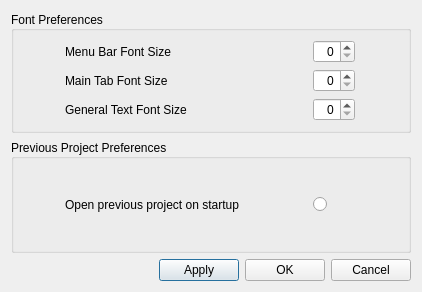
This is opus_gui/settings/opuspreferences.ui in psrc/urbansim as Qt 5 draws it before an edit. The edited form follows.
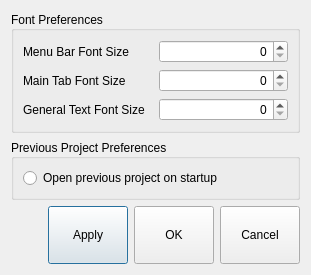
This is the edited form.

Diff of the .ui file:
```diff
--- a/opus_gui/settings/opuspreferences.ui
+++ b/opus_gui/settings/opuspreferences.ui
@@ -5,12 +5,12 @@
    <rect>
     <x>0</x>
     <y>0</y>
-    <width>422</width>
-    <height>292</height>
+    <width>311</width>
+    <height>275</height>
    </rect>
   </property>
   <property name="sizePolicy" >
-   <sizepolicy vsizetype="Fixed" hsizetype="Fixed" >
+   <sizepolicy vsizetype="Preferred" hsizetype="Preferred" >
     <horstretch>0</horstretch>
     <verstretch>0</verstretch>
    </sizepolicy>
@@ -31,14 +31,14 @@
       <item row="0" column="0" >
        <widget class="QLabel" name="menuFontSizeLabel" >
         <property name="sizePolicy" >
-         <sizepolicy vsizetype="Preferred" hsizetype="Maximum" >
+         <sizepolicy vsizetype="Preferred" hsizetype="Preferred" >
           <horstretch>0</horstretch>
           <verstretch>0</verstretch>
          </sizepolicy>
         </property>
         <property name="maximumSize" >
          <size>
-          <width>200</width>
+          <width>16777215</width>
           <height>16777215</height>
          </size>
         </property>
@@ -49,28 +49,37 @@
       </item>
       <item row="0" column="1" >
        <widget class="QSpinBox" name="menuFontSizeSpinBox" >
+        <property name="sizePolicy" >
+         <sizepolicy vsizetype="Fixed" hsizetype="Preferred" >
+          <horstretch>0</horstretch>
+          <verstretch>0</verstretch>
+         </sizepolicy>
+        </property>
         <property name="maximumSize" >
          <size>
-          <width>42</width>
+          <width>16777215</width>
           <height>16777215</height>
          </size>
         </property>
         <property name="alignment" >
          <set>Qt::AlignRight|Qt::AlignTrailing|Qt::AlignVCenter</set>
         </property>
+        <property name="suffix" >
+         <string/>
+        </property>
        </widget>
       </item>
       <item row="1" column="0" >
        <widget class="QLabel" name="mainTabsFontSizeLabel" >
         <property name="sizePolicy" >
-         <sizepolicy vsizetype="Preferred" hsizetype="Maximum" >
+         <sizepolicy vsizetype="Preferred" hsizetype="Preferred" >
           <horstretch>0</horstretch>
           <verstretch>0</verstretch>
          </sizepolicy>
         </property>
         <property name="maximumSize" >
          <size>
-          <width>200</width>
+          <width>16777215</width>
           <height>16777215</height>
          </size>
         </property>
@@ -81,9 +90,15 @@
       </item>
       <item row="1" column="1" >
        <widget class="QSpinBox" name="mainTabsFontSizeSpinBox" >
+        <property name="sizePolicy" >
+         <sizepolicy vsizetype="Fixed" hsizetype="Preferred" >
+          <horstretch>0</horstretch>
+          <verstretch>0</verstretch>
+         </sizepolicy>
+        </property>
         <property name="maximumSize" >
          <size>
-          <width>42</width>
+          <width>16777215</width>
           <height>16777215</height>
          </size>
         </property>
@@ -95,14 +110,14 @@
       <item row="2" column="0" >
        <widget class="QLabel" name="label" >
         <property name="sizePolicy" >
-         <sizepolicy vsizetype="Preferred" hsizetype="Maximum" >
+         <sizepolicy vsizetype="Preferred" hsizetype="Preferred" >
           <horstretch>0</horstretch>
           <verstretch>0</verstretch>
          </sizepolicy>
         </property>
         <property name="maximumSize" >
          <size>
-          <width>200</width>
+          <width>16777215</width>
           <height>16777215</height>
          </size>
         </property>
@@ -113,9 +128,15 @@
       </item>
       <item row="2" column="1" >
        <widget class="QSpinBox" name="generalTextFontSizeSpinBox" >
+        <property name="sizePolicy" >
+         <sizepolicy vsizetype="Fixed" hsizetype="Preferred" >
+          <horstretch>0</horstretch>
+          <verstretch>0</verstretch>
+         </sizepolicy>
+        </property>
         <property name="maximumSize" >
          <size>
-          <width>42</width>
+          <width>16777215</width>
           <height>16777215</height>
          </size>
         </property>
@@ -141,25 +162,18 @@
      <property name="checkable" >
       <bool>false</bool>
      </property>
-     <layout class="QGridLayout" name="gridLayout_3" >
-      <item row="0" column="1" >
+     <layout class="QGridLayout" name="gridLayout_2" >
+      <item row="0" column="0" >
        <widget class="QRadioButton" name="prevProjPrefRadioButton" >
-        <property name="maximumSize" >
-         <size>
-          <width>42</width>
-          <height>16777215</height>
-         </size>
+        <property name="sizePolicy" >
+         <sizepolicy vsizetype="Preferred" hsizetype="Preferred" >
+          <horstretch>0</horstretch>
+          <verstretch>0</verstretch>
+         </sizepolicy>
         </property>
-        <property name="text" >
-         <string/>
-        </property>
-       </widget>
-      </item>
-      <item row="0" column="0" >
-       <widget class="QLabel" name="prevProjPrefLabel" >
         <property name="maximumSize" >
          <size>
-          <width>200</width>
+          <width>16777215</width>
           <height>16777215</height>
          </size>
         </property>
@@ -193,6 +207,12 @@
      </item>
      <item>
       <widget class="QPushButton" name="applyButton" >
+       <property name="sizePolicy" >
+        <sizepolicy vsizetype="Preferred" hsizetype="Preferred" >
+         <horstretch>0</horstretch>
+         <verstretch>0</verstretch>
+        </sizepolicy>
+       </property>
        <property name="text" >
         <string>Apply</string>
        </property>
@@ -203,6 +223,12 @@
      </item>
      <item>
       <widget class="QPushButton" name="okButton" >
+       <property name="sizePolicy" >
+        <sizepolicy vsizetype="Preferred" hsizetype="Preferred" >
+         <horstretch>0</horstretch>
+         <verstretch>0</verstretch>
+        </sizepolicy>
+       </property>
        <property name="text" >
         <string>OK</string>
        </property>
@@ -213,6 +239,12 @@
      </item>
      <item>
       <widget class="QPushButton" name="cancelButton" >
+       <property name="sizePolicy" >
+        <sizepolicy vsizetype="Preferred" hsizetype="Preferred" >
+         <horstretch>0</horstretch>
+         <verstretch>0</verstretch>
+        </sizepolicy>
+       </property>
        <property name="text" >
         <string>Cancel</string>
        </property>
```
Left out of the diff: 5 changed lines with no effect on the pictures.
